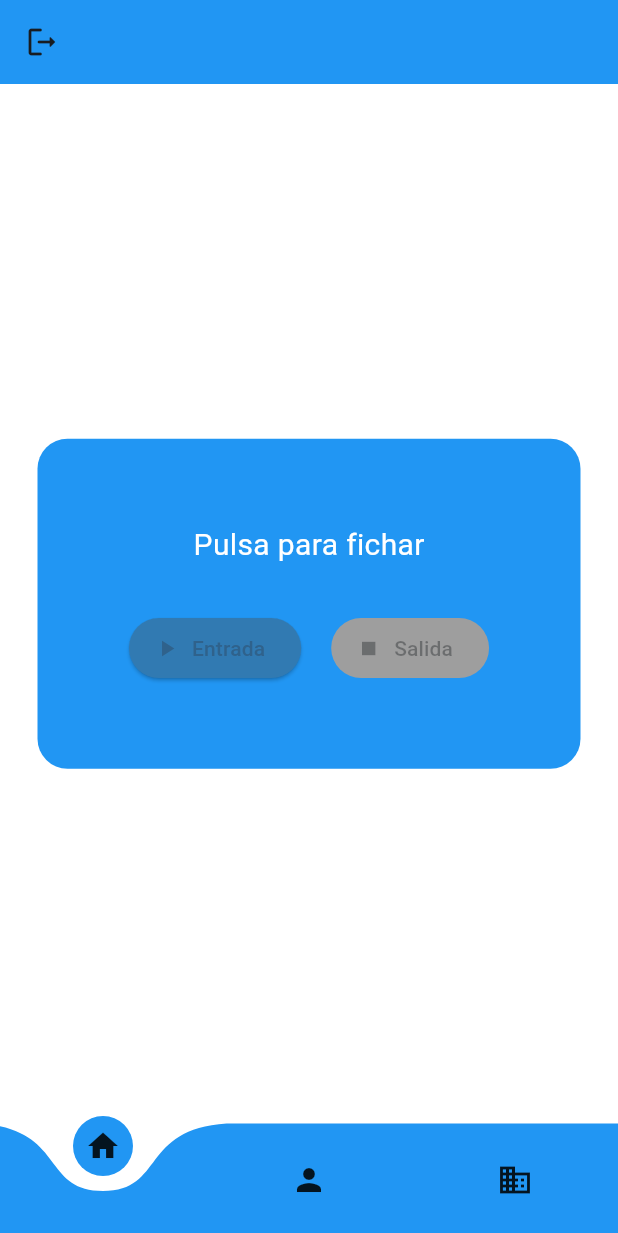
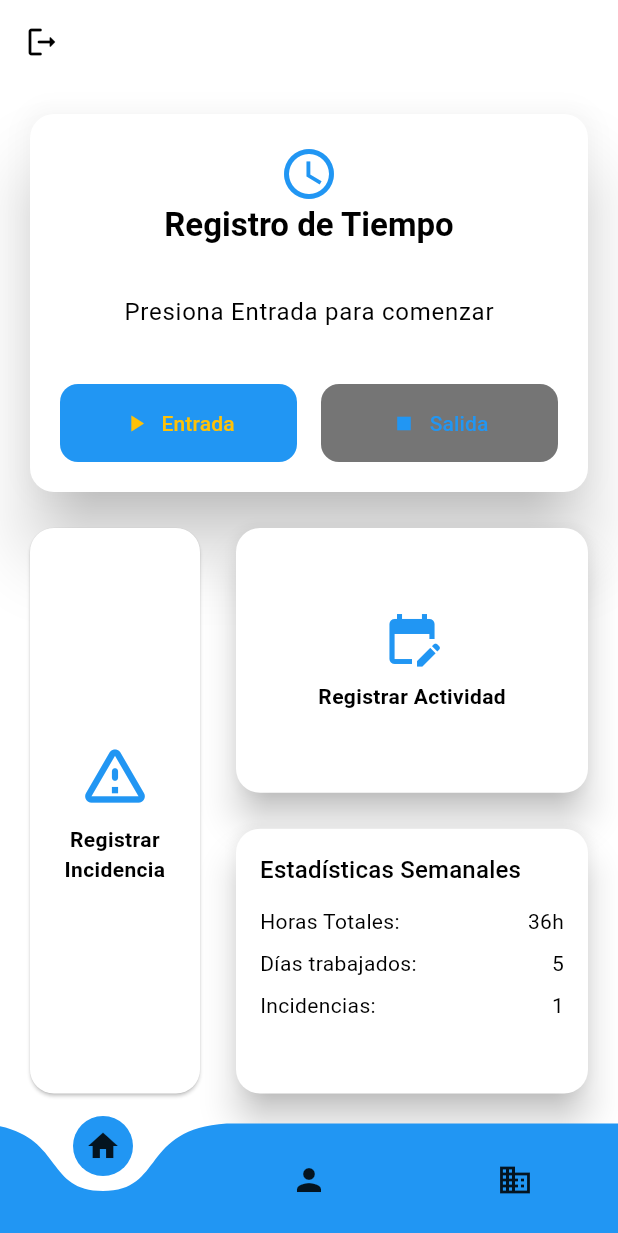
Before and after one commit to AdriPes-dev/ProyectoTFC, a Flutter app: the MyHomePage screen opened directly with empty values, on a phone screen of 412 x 824 dp. Shown: the top 1233 px of the screen. Run offline on Flutter 3.47's test engine with Material 3 defaults, Android fonts, the phone set to English and light mode, and no system bars; our stand-ins replace cloud_firestore, firebase_auth, firebase_core, liquid_swipe, shared_preferences, smooth_page_indicator and 1 more; accounts and stored records are empty.

Commit message:
Se modifica el apartado de ui al completo aplicando un tema y colores distinto

```diff
--- /dev/null
+++ b/lib/components/custom_card_actividad.dart
@@ -0,0 +1,41 @@
+import 'package:fichi/screens/pantallaregistraractividad.dart';
+import 'package:fichi/theme/appcolors.dart';
+import 'package:flutter/material.dart';
+
+class RegistrarActividad extends StatelessWidget {
+  const RegistrarActividad({
+    super.key,
+  });
+
+  @override
+  Widget build(BuildContext context) {
+    return Expanded(
+      child: GestureDetector(
+        onTap: () {
+          Navigator.push(context, MaterialPageRoute(builder: (_) => PantallaRegistrarActividad()));
+        },
+        child: Card(
+          shape: RoundedRectangleBorder(
+            borderRadius: BorderRadius.circular(16),
+          ),
+          elevation: 10,
+          child: Container(
+            decoration: BoxDecoration(
+              borderRadius: BorderRadius.circular(16),
+            ),
+            child: Center(
+              child: Column(
+                mainAxisSize: MainAxisSize.min,
+                children: [
+                  Icon(Icons.edit_calendar, size: 40, color: AppColors.primaryBlue),
+                  const SizedBox(height: 8),
+                  Text("Registrar Actividad", style: TextStyle(fontWeight: FontWeight.bold)),
+                ],
+              ),
+            ),
+          ),
+        ),
+      ),
+    );
+  }
+}
--- /dev/null
+++ b/lib/components/custom_card_estadísticas.dart
@@ -0,0 +1,61 @@
+
+import 'package:flutter/material.dart';
+
+class CartelEstadisticas extends StatelessWidget {
+  const CartelEstadisticas({
+    super.key,
+  });
+
+  @override
+  Widget build(BuildContext context) {
+    return Expanded(
+      child: Card(
+        shape: RoundedRectangleBorder(
+          borderRadius: BorderRadius.circular(16),
+        ),
+        elevation: 10,
+          child: Container(
+            decoration: BoxDecoration(
+              borderRadius: BorderRadius.circular(16),
+            ),
+            child: Padding(
+            padding: const EdgeInsets.all(16.0),
+            child: Column(
+              crossAxisAlignment: CrossAxisAlignment.start,
+              children: [
+                Text(
+                  "Estadísticas Semanales",
+                  style: Theme.of(context).textTheme.titleMedium,
+                ),
+                const SizedBox(height: 12),
+                Row(
+                  mainAxisAlignment: MainAxisAlignment.spaceBetween,
+                  children: const [
+                    Text("Horas Totales:"),
+                    Text("36h"),
+                  ],
+                ),
+                SizedBox(height: 8),
+                Row(
+                  mainAxisAlignment: MainAxisAlignment.spaceBetween,
+                  children: const [
+                    Text("Días trabajados:"),
+                    Text("5"),
+                  ],
+                ),
+                SizedBox(height: 8),
+                Row(
+                  mainAxisAlignment: MainAxisAlignment.spaceBetween,
+                  children: const [
+                    Text("Incidencias:"),
+                    Text("1"),
+                  ],
+                ),
+              ],
+            ),
+                    ),
+          ),
+      ),
+    );
+  }
+}
--- /dev/null
+++ b/lib/components/custom_card_incidencia.dart
@@ -0,0 +1,51 @@
+import 'package:fichi/screens/pantallaregistrarincidencia.dart';
+import 'package:fichi/theme/appcolors.dart';
+import 'package:flutter/material.dart';
+
+class WidgetIncidencia extends StatelessWidget {
+  const WidgetIncidencia({
+    super.key,
+  });
+
+  @override
+  Widget build(BuildContext context) {
+    return Expanded(
+      flex: 1,
+      child: GestureDetector(
+        onTap: () {
+          Navigator.push(
+            context,
+            MaterialPageRoute(builder: (_) => const RegistrarIncidencia()),
+          );
+        },
+        child: Card(
+          shape: RoundedRectangleBorder(
+            borderRadius: BorderRadius.circular(16),
+          ),
+
+          child: Container(
+              decoration: BoxDecoration(
+              borderRadius: BorderRadius.circular(16),
+            ),
+            child: Center(
+              child: Column(
+                mainAxisSize: MainAxisSize.min,
+                mainAxisAlignment: MainAxisAlignment.center, // centra verticalmente
+                crossAxisAlignment: CrossAxisAlignment.center, // centra horizontalmente
+                children:[
+                  Icon(Icons.warning_amber_rounded, size: 50, color: AppColors.primaryBlue),
+                  SizedBox(height: 8),
+                  Text(
+                    "Registrar Incidencia",
+                    textAlign: TextAlign.center,
+                    style: TextStyle(fontWeight: FontWeight.bold),
+                  ),
+                ],
+              ),
+            ),
+          ),
+        ),
+      ),
+    );
+  }
+}
--- a/lib/components/custom_card_tiempo.dart
+++ b/lib/components/custom_card_tiempo.dart
@@ -1,112 +1,151 @@
+import 'package:fichi/theme/appcolors.dart';
 import 'package:flutter/material.dart';
 import 'package:intl/intl.dart';
 
-class Tiempo extends StatefulWidget {
-  const Tiempo({super.key});
+class TimeTracker extends StatefulWidget {
+  const TimeTracker({super.key});
 
   @override
-  State<Tiempo> createState() => _TiempoState();
+  State<TimeTracker> createState() => _TimeTrackerState();
 }
 
-class _TiempoState extends State<Tiempo> {
-  DateTime? horaEntrada;
-  DateTime? horaSalida;
-  Duration? tiempoTrabajado;
+class _TimeTrackerState extends State<TimeTracker> {
+  DateTime? _startTime;
+  DateTime? _endTime;
+  Duration? _workedDuration;
+  bool _isClockedIn = false;
 
-  bool estaFichado = false;
-
-  void ficharEntrada() {
+  void _clockIn() {
     setState(() {
-      horaEntrada = DateTime.now();
-      horaSalida = null;
-      tiempoTrabajado = null;
-      estaFichado = true;
+      _startTime = DateTime.now();
+      _endTime = null;
+      _workedDuration = null;
+      _isClockedIn = true;
     });
   }
 
-  void ficharSalida() {
-    if (horaEntrada != null) {
+  void _clockOut() {
+    if (_startTime != null) {
       setState(() {
-        horaSalida = DateTime.now();
-        tiempoTrabajado = horaSalida!.difference(horaEntrada!);
-        estaFichado = false;
+        _endTime = DateTime.now();
+        _workedDuration = _endTime!.difference(_startTime!);
+        _isClockedIn = false;
       });
     }
   }
 
-  String formatDuration(Duration duration) {
+  String _formatDuration(Duration duration) {
     String twoDigits(int n) => n.toString().padLeft(2, '0');
-    String horas = twoDigits(duration.inHours);
-    String minutos = twoDigits(duration.inMinutes.remainder(60));
-    String segundos = twoDigits(duration.inSeconds.remainder(60));
-    return "$horas:$minutos:$segundos";
+    final hours = twoDigits(duration.inHours);
+    final minutes = twoDigits(duration.inMinutes.remainder(60));
+    final seconds = twoDigits(duration.inSeconds.remainder(60));
+    return "$hours:$minutes:$seconds";
   }
 
   @override
   Widget build(BuildContext context) {
-    return Stack(
+    final theme = Theme.of(context);
+
+    return Card(
+      elevation: 20,
+      shape: RoundedRectangleBorder(
+        borderRadius: BorderRadius.circular(16),
+      ),
+      child: Container(
+        padding: const EdgeInsets.all(20),
+        decoration: BoxDecoration(
+          borderRadius: BorderRadius.circular(16),
+        ),
+        child: Column(
+          mainAxisSize: MainAxisSize.min,
           children: [
-        Container(
-          height: 220,
-          width: double.infinity,
-          decoration: BoxDecoration(
-            borderRadius: BorderRadius.all(Radius.circular(20)),
-            color: Colors.blue,
+            // Header
+            Column(
+              children: [
+                Icon(Icons.access_time, color: AppColors.primaryBlue, size: 40),
+                const SizedBox(width: 15),
+                Text(
+                  'Registro de Tiempo',
+                  style: theme.textTheme.titleLarge?.copyWith(
+                    fontWeight: FontWeight.bold,
                   ),
                 ),
-        Positioned.fill(
-          child: Row(
-            children: [
-              Expanded(
+              ],
+            ),
+            const SizedBox(height: 20),
+
+            // Time Display
+            Container(
+              padding: const EdgeInsets.symmetric(vertical: 12, horizontal: 16),
+              decoration: BoxDecoration(
+                color: Colors.white.withOpacity(0.2),
+                borderRadius: BorderRadius.circular(12),
+              ),
               child: Column(
-                  mainAxisAlignment: MainAxisAlignment.center,
                 children: [
                   Text(
-                      estaFichado
-                          ? "Fichado a las: ${DateFormat('HH:mm:ss').format(horaEntrada!)}"
-                          : horaSalida != null
-                              ? "Salida a las: ${DateFormat('HH:mm:ss').format(horaSalida!)}"
-                              : "Pulsa para fichar",
-                      style: TextStyle(fontSize: 20, color: Colors.white),
-                    ),
-                    SizedBox(height: 10),
-                    if (tiempoTrabajado != null)
-                      Text(
-                        "Tiempo trabajado: ${formatDuration(tiempoTrabajado!)}",
-                        style: TextStyle(fontSize: 18, color: Colors.white),
-                      ),
-                    SizedBox(height: 20),
-                    Row(
-                      mainAxisAlignment: MainAxisAlignment.center,
-                      children: [
-                        ElevatedButton.icon(
-                          onPressed: estaFichado ? null : ficharEntrada,
-                          icon: Icon(Icons.play_arrow),
-                          label: Text("Entrada"),
-                          style: ElevatedButton.styleFrom(
-                            backgroundColor: Color(0xFF317AB2),
-                            disabledBackgroundColor: Colors.grey,
+                    _isClockedIn
+                        ? 'Entrada: ${DateFormat('HH:mm:ss').format(_startTime!)}'
+                        : _endTime != null
+                            ? 'Salida: ${DateFormat('HH:mm:ss').format(_endTime!)}'
+                            : 'Presiona Entrada para comenzar',
+                    style: theme.textTheme.bodyLarge?.copyWith(
+                      color: Colors.black,
                     ),
                   ),
-                        SizedBox(width: 20),
-                        ElevatedButton.icon(
-                          onPressed: estaFichado ? ficharSalida : null,
-                          icon: Icon(Icons.stop),
-                          label: Text("Salida"),
-                          style: ElevatedButton.styleFrom(
-                            backgroundColor: Color(0xFF317AB2),
-                            disabledBackgroundColor: Colors.grey,
+                  if (_workedDuration != null) ...[
+                    const SizedBox(height: 8),
+                    Text(
+                      'Tiempo trabajado: ${_formatDuration(_workedDuration!)}',
+                      style: theme.textTheme.bodyLarge?.copyWith(
+                        color: AppColors.textBlack,
+                        fontWeight: FontWeight.bold,
                       ),
                     ),
+                  ],
+                ],
+              ),
+            ),
+            const SizedBox(height: 24),
+
+            // Buttons
+            Row(
+              mainAxisAlignment: MainAxisAlignment.spaceEvenly,
+              children: [
+                Expanded(child: FilledButton.icon(
+              onPressed: _isClockedIn ? null : _clockIn,
+              icon: const Icon(Icons.play_arrow , color: AppColors.gradientPurple,),
+              label: const Text('Entrada', style: TextStyle( color: AppColors.gradientPurple),),
+              style: FilledButton.styleFrom(
+                backgroundColor: AppColors.primaryBlue,
+                disabledBackgroundColor: Colors.grey.shade600,
+                padding: const EdgeInsets.symmetric(vertical: 16),
+                shape: RoundedRectangleBorder(
+                  borderRadius: BorderRadius.circular(12),
+                ),
+              ),
+            ),
+                ),
+                const SizedBox(width: 16),
+                Expanded(
+                  child: FilledButton.icon(
+                    onPressed: _isClockedIn ? _clockOut : null,
+                    icon: const Icon(Icons.stop, color: AppColors.primaryBlue,),
+                    label: const Text('Salida', style: TextStyle( color: AppColors.primaryBlue),),
+                    style: FilledButton.styleFrom(
+                      backgroundColor: AppColors.gradientPurple,
+                      disabledBackgroundColor: Colors.grey.shade600,
+                      padding: const EdgeInsets.symmetric(vertical: 16),
+                      shape: RoundedRectangleBorder(
+                        borderRadius: BorderRadius.circular(12),
+                      ),
+                    ),
+                  ),),
                 ],
               ),
             ],
           ),
         ),
-            ],
-          ),
-        ),
-      ],
       );
     }
   }
--- a/lib/components/textfieldcontrasenya.dart
+++ b/lib/components/textfieldcontrasenya.dart
@@ -1,4 +1,5 @@
 import 'package:fichi/components/bordesdegradados.dart';
+import 'package:fichi/theme/appcolors.dart';
 import 'package:flutter/material.dart';
 
 class TextFormContrasenya extends StatefulWidget {
@@ -35,8 +36,8 @@ class _EstadosContrasenya extends State<TextFormContrasenya> {
         borderRadius: BorderRadius.circular(8.0),
         // Borde gris si no está enfocado, degradado si sí
         border: _focusNode.hasFocus
-            ? GradientBoxBorder( // Usa tu clase personalizada
-                gradient: LinearGradient(colors: [Colors.blue, Colors.purple]),
+            ? GradientBoxBorder(
+                gradient: AppColors.mainGradient,
                 width: 2.0,
               )
             : Border.all(color: Colors.grey, width: 1.5), // Gris por defecto
--- a/lib/components/textfieldcorreo.dart
+++ b/lib/components/textfieldcorreo.dart
@@ -1,4 +1,5 @@
 import 'package:fichi/components/bordesdegradados.dart';
+import 'package:fichi/theme/appcolors.dart';
 import 'package:flutter/material.dart';
 
 class TextFormCorreo extends StatefulWidget {
@@ -36,7 +37,7 @@ class _TextFormCorreoState extends State<TextFormCorreo> {
           // Borde gris si no está enfocado, degradado si sí
           border: _focusNode.hasFocus
               ? GradientBoxBorder( // Borde degradado al enfocar
-                  gradient: LinearGradient(colors: [Colors.blue, Colors.purple]),
+                  gradient: AppColors.mainGradient,
                   width: 2.0,
                 )
               : Border.all(color: Colors.grey, width: 1.5), // Gris por defecto
--- a/lib/model_classes/incidencia.dart
+++ b/lib/model_classes/incidencia.dart
@@ -1,5 +1,3 @@
-import 'dart:ffi';
-
 import 'empresa.dart';
 import 'persona.dart';
 
--- a/lib/screens/menuprincipal.dart
+++ b/lib/screens/menuprincipal.dart
@@ -3,7 +3,8 @@ import 'package:fichi/main.dart';
 import 'package:fichi/model_classes/persona.dart';
 import 'package:fichi/screens/paginaprincipal.dart';
 import 'package:fichi/screens/pantallaempresa.dart';
-import 'package:fichi/screens/pantallaperfil.dart';
+import 'package:fichi/screens/paginaperfil.dart';
+import 'package:fichi/theme/appcolors.dart';
 import 'package:firebase_auth/firebase_auth.dart';
 import 'package:flutter/material.dart';
 
@@ -38,7 +39,7 @@ class _MyHomePageState extends State<MyHomePage> {
     return Scaffold(
       backgroundColor: Colors.white,
       appBar: AppBar(
-        backgroundColor: Colors.blue, //Color.fromARGB(255, 65, 140, 198),
+        backgroundColor: Colors.transparent, //Color.fromARGB(255, 65, 140, 198),
         title: Text(
           widget.title,
           style: TextStyle(fontSize: 30, fontWeight: FontWeight.bold),
@@ -62,7 +63,8 @@ class _MyHomePageState extends State<MyHomePage> {
       ),
       bottomNavigationBar: CurvedNavigationBar(
         backgroundColor: Colors.transparent,
-        color: Colors.blue,
+        color: AppColors.primaryBlue,
+        buttonBackgroundColor: AppColors.primaryBlue,
         animationDuration: Duration(milliseconds: 100),
         items: [Icon(Icons.home), Icon(Icons.person), Icon(Icons.business)],
         onTap: (index) {
--- a/lib/screens/paginaprincipal.dart
+++ b/lib/screens/paginaprincipal.dart
@@ -1,23 +1,56 @@
+import 'package:fichi/components/custom_card_actividad.dart';
+import 'package:fichi/components/custom_card_estad%C3%ADsticas.dart';
+import 'package:fichi/components/custom_card_incidencia.dart';
 import 'package:fichi/components/custom_card_tiempo.dart';
 import 'package:fichi/model_classes/persona.dart';
 import 'package:flutter/material.dart';
 
 class PaginaPrincipal extends StatelessWidget {
-
   final Persona persona;
 
   const PaginaPrincipal({
     super.key,
-    required this.persona
+    required this.persona,
   });
 
   @override
   Widget build(BuildContext context) {
-    return Center(
+    return Padding(
+      padding: const EdgeInsets.all(16.0),
       child: Column(
-        mainAxisAlignment: MainAxisAlignment.center,
-        children: <Widget>[
-          Padding(padding: const EdgeInsets.all(25.0), child: Tiempo()),
+        children: [
+          // Parte superior: TimeTracker
+          TimeTracker(),
+
+          const SizedBox(height: 16),
+
+          // Parte inferior
+          Expanded(
+            child: Row(
+              children: [
+                // Bloque izquierdo - Incidencia
+                WidgetIncidencia(),
+
+                const SizedBox(width: 16),
+
+                // Bloque derecho
+                Expanded(
+                  flex: 2,
+                  child: Column(
+                    children: [
+                      // Registrar Actividad
+                      RegistrarActividad(),
+
+                      const SizedBox(height: 16),
+
+                      // Ver Estadísticas
+                      CartelEstadisticas(),
+                    ],
+                  ),
+                ),
+              ],
+            ),
+          ),
         ],
       ),
     );
--- /dev/null
+++ b/lib/theme/appcolors.dart
@@ -0,0 +1,46 @@
+import 'package:flutter/material.dart';
+
+class AppColors {
+  // Colores principales
+  static const Color primaryBlue = Color(0xFF2196F3); // Azul
+  static const Color gradientPurple = Color(0xFFFFC107); // Morado Color(0xFF9C27B0);
+  static const Color textBlack = Colors.black;
+
+  // Tema claro
+  static final ThemeData lightTheme = ThemeData(
+    brightness: Brightness.light,
+    primaryColor: primaryBlue,
+    scaffoldBackgroundColor: Colors.white,
+    textTheme: const TextTheme(
+      bodyLarge: TextStyle(color: textBlack),
+      bodyMedium: TextStyle(color: textBlack),
+    ),
+    colorScheme: ColorScheme.light(
+      primary: primaryBlue,
+      secondary: gradientPurple,
+    ),
+  );
+
+  // Tema oscuro
+  static final ThemeData darkTheme = ThemeData(
+    brightness: Brightness.dark,
+    primaryColor: primaryBlue,
+    scaffoldBackgroundColor: const Color(0xFF121212),
+    textTheme: const TextTheme(
+      bodyLarge: TextStyle(color: Colors.white),
+      bodyMedium: TextStyle(color: Colors.white70),
+    ),
+    colorScheme: ColorScheme.dark(
+      primary: primaryBlue,
+      secondary: gradientPurple,
+    ),
+  );
+  static LinearGradient mainGradient = const LinearGradient(
+    begin: Alignment.topLeft,
+    end: Alignment.bottomRight,
+    colors: [
+      primaryBlue,
+      gradientPurple,
+    ],
+  );
+}
```
Also changed, not shown: lib/main.dart (+5 -5 lines), lib/model_classes/rol.dart (deleted, +0 -37 lines), lib/screens/paginaperfil.dart (renamed from lib/screens/pantallaperfil.dart, +9 -4 lines), lib/screens/pantallaempresa.dart (+5 -2 lines), lib/screens/pantallalogin.dart (+9 -9 lines), lib/screens/pantallaregistraractividad.dart (added, +17 -0 lines), lib/screens/pantallaregistrarincidencia.dart (added, +17 -0 lines), lib/screens/pantallaregistro.dart (+3 -4 lines), lib/components/custom_card_empresa.dart (deleted). Lines whose indentation alone changed are shown as unchanged.
